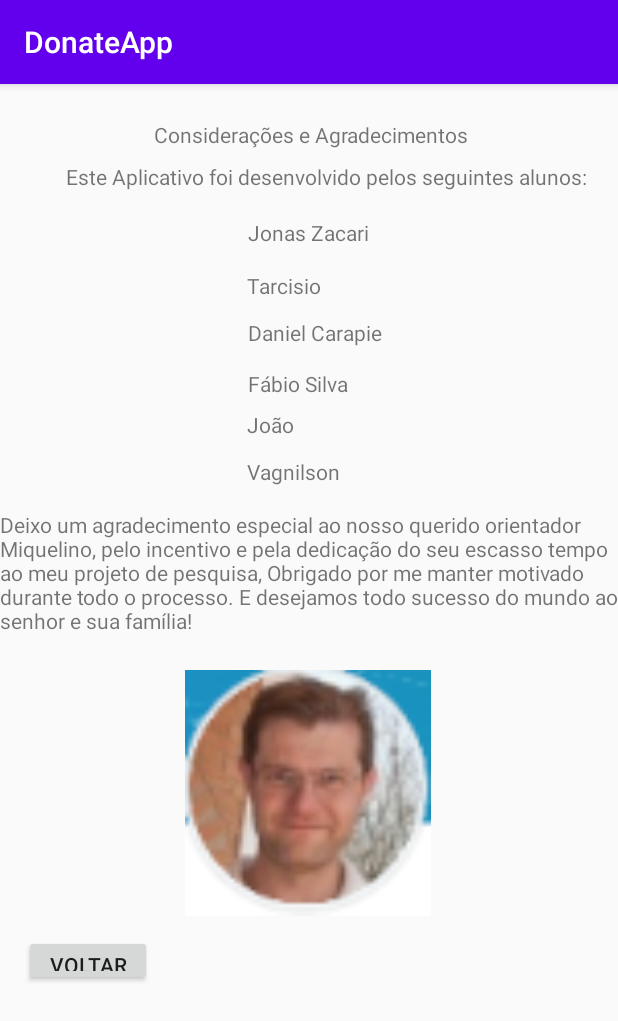
After one commit to JonasZaca/DonateAPP, an Android app: the Consideracao screen opened directly, with no data from a screen before it, on a phone screen of 412 x 824 dp. The commit adds this screen. Shown: the top 1021 px of the screen. Run offline under Robolectric (Android 15) with nearby library versions, the phone set to English and light mode, and no system bars.

Commit message:
Acrescentando Considerações Mique

```diff
--- a/app/src/main/AndroidManifest.xml
+++ b/app/src/main/AndroidManifest.xml
@@ -13,6 +13,7 @@
         android:theme="@style/AppTheme">
         <activity android:name=".Intermedia"></activity>
         <activity android:name=".Carregamento" />
+        <activity android:name=".Consideracao" />
         <activity android:name=".Doacao" />
         <activity android:name=".MainActivity" />
         <activity android:name=".Logando">
--- /dev/null
+++ b/app/src/main/java/com/personal/DonateApp/Consideracao.java
@@ -0,0 +1,46 @@
+package com.personal.DonateApp;
+
+import android.content.Intent;
+import android.os.Bundle;
+import android.view.View;
+import android.webkit.WebView;
+import android.widget.Button;
+import android.widget.ImageView;
+import android.widget.TextView;
+
+import androidx.appcompat.app.AppCompatActivity;
+
+
+public class Consideracao extends AppCompatActivity {
+
+    TextView  txtConsidera;
+    TextView txtNome1;
+    TextView txtNome2;
+    TextView txtNome3;
+    TextView txtNome4;
+    TextView txtNome5;
+    TextView txtNome6;
+    ImageView imageView;
+    Button btnVolta;
+
+    @Override
+    protected void onCreate(Bundle savedInstanceState) {
+        super.onCreate(savedInstanceState);
+        setContentView(R.layout.consideracao);
+
+        txtConsidera = findViewById(R.id.txtConsidera);
+        txtNome1 = findViewById(R.id.txtNome1);
+        txtNome2 = findViewById(R.id.txtNome2);
+        txtNome3 = findViewById(R.id.txtNome3);
+        txtNome4 = findViewById(R.id.txtNome4);
+        txtNome5 = findViewById(R.id.txtNome5);
+        txtNome6 = findViewById(R.id.txtNome6);
+        imageView = findViewById(R.id.imageView);
+        btnVolta = findViewById(R.id.btnVolta);
+    }
+
+    public void voltarTela1(View view) {
+        Intent intentVolta = new Intent(getApplicationContext(), Intermedia.class);
+        startActivity(intentVolta);
+    }
+}
--- a/app/src/main/java/com/personal/DonateApp/Intermedia.java
+++ b/app/src/main/java/com/personal/DonateApp/Intermedia.java
@@ -40,6 +40,10 @@ public class Intermedia extends AppCompatActivity {
                 Intent intent2 = new Intent(this, MainActivity.class);
                 startActivity(intent2);
                 return true;
+            case R.id.item3:
+                Intent intent3 = new Intent(this, Consideracao.class);
+                startActivity(intent3);
+                return true;
             default:
                 return super.onOptionsItemSelected(item);
         }
--- /dev/null
+++ b/app/src/main/res/layout/consideracao.xml
@@ -0,0 +1,137 @@
+<?xml version="1.0" encoding="utf-8"?>
+<androidx.constraintlayout.widget.ConstraintLayout xmlns:android="http://schemas.android.com/apk/res/android"
+    xmlns:app="http://schemas.android.com/apk/res-auto"
+    xmlns:tools="http://schemas.android.com/tools"
+    android:layout_width="match_parent"
+    android:layout_height="match_parent"
+    tools:context=".Consideracao">
+
+    <TextView
+        android:id="@+id/txtConsidera"
+        android:layout_width="wrap_content"
+        android:layout_height="wrap_content"
+        android:layout_marginTop="24dp"
+        android:text="Considerações e Agradecimentos"
+        app:layout_constraintEnd_toEndOf="parent"
+        app:layout_constraintHorizontal_bias="0.505"
+        app:layout_constraintStart_toStartOf="parent"
+        app:layout_constraintTop_toTopOf="parent" />
+
+    <TextView
+        android:id="@+id/txtNomes"
+        android:layout_width="wrap_content"
+        android:layout_height="wrap_content"
+        android:layout_marginStart="44dp"
+        android:layout_marginTop="52dp"
+        android:text="Este Aplicativo foi desenvolvido pelos seguintes alunos:"
+        app:layout_constraintStart_toStartOf="parent"
+        app:layout_constraintTop_toTopOf="parent" />
+
+    <TextView
+        android:id="@+id/txtNome1"
+        android:layout_width="wrap_content"
+        android:layout_height="wrap_content"
+        android:layout_marginTop="18dp"
+        android:text="Jonas Zacari"
+        app:layout_constraintEnd_toEndOf="parent"
+        app:layout_constraintHorizontal_bias="0.498"
+        app:layout_constraintStart_toStartOf="parent"
+        app:layout_constraintTop_toBottomOf="@+id/txtNomes"
+        tools:ignore="MissingConstraints" />
+
+    <TextView
+        android:id="@+id/txtNome2"
+        android:layout_width="wrap_content"
+        android:layout_height="wrap_content"
+        android:layout_marginTop="16dp"
+        android:text="Tarcisio "
+        app:layout_constraintEnd_toEndOf="parent"
+        app:layout_constraintHorizontal_bias="0.459"
+        app:layout_constraintStart_toStartOf="parent"
+        app:layout_constraintTop_toBottomOf="@+id/txtNome1"
+        tools:ignore="MissingConstraints" />
+
+    <TextView
+        android:id="@+id/txtNome3"
+        android:layout_width="wrap_content"
+        android:layout_height="wrap_content"
+        android:layout_marginTop="12dp"
+        android:text="Daniel Carapie"
+        app:layout_constraintEnd_toEndOf="parent"
+        app:layout_constraintHorizontal_bias="0.512"
+        app:layout_constraintStart_toStartOf="parent"
+        app:layout_constraintTop_toBottomOf="@+id/txtNome2"
+        tools:ignore="MissingConstraints" />
+
+    <TextView
+        android:id="@+id/txtNome4"
+        android:layout_width="wrap_content"
+        android:layout_height="wrap_content"
+        android:text="Fábio Silva"
+        app:layout_constraintBottom_toBottomOf="parent"
+        app:layout_constraintEnd_toEndOf="parent"
+        app:layout_constraintHorizontal_bias="0.478"
+        app:layout_constraintStart_toStartOf="parent"
+        app:layout_constraintTop_toBottomOf="@+id/txtNome3"
+        app:layout_constraintVertical_bias="0.026" />
+
+    <TextView
+        android:id="@+id/txtNome5"
+        android:layout_width="wrap_content"
+        android:layout_height="wrap_content"
+        android:layout_marginTop="8dp"
+        android:text="João"
+        app:layout_constraintEnd_toEndOf="parent"
+        app:layout_constraintHorizontal_bias="0.432"
+        app:layout_constraintStart_toStartOf="parent"
+        app:layout_constraintTop_toBottomOf="@+id/txtNome4" />
+
+    <TextView
+        android:id="@+id/txtNome6"
+        android:layout_width="wrap_content"
+        android:layout_height="wrap_content"
+        android:layout_marginTop="12dp"
+        android:text="Vagnilson"
+        app:layout_constraintEnd_toEndOf="parent"
+        app:layout_constraintHorizontal_bias="0.471"
+        app:layout_constraintStart_toStartOf="parent"
+        app:layout_constraintTop_toBottomOf="@+id/txtNome5" />
+
+    <TextView
+        android:id="@+id/txtProf"
+        android:layout_width="wrap_content"
+        android:layout_height="wrap_content"
+        android:layout_marginTop="16dp"
+        android:text="Deixo um agradecimento especial ao nosso querido orientador Miquelino, pelo incentivo e pela dedicação do seu escasso tempo ao meu projeto de pesquisa, Obrigado por me manter motivado durante todo o processo. E desejamos todo sucesso do mundo ao senhor e sua família!"
+        app:layout_constraintEnd_toEndOf="parent"
+        app:layout_constraintHorizontal_bias="0.0"
+        app:layout_constraintStart_toStartOf="parent"
+        app:layout_constraintTop_toBottomOf="@+id/txtNome6" />
+
+    <ImageView
+        android:id="@+id/imageView"
+        android:layout_width="164dp"
+        android:layout_height="190dp"
+        app:layout_constraintBottom_toBottomOf="parent"
+        app:layout_constraintEnd_toEndOf="parent"
+        app:layout_constraintHorizontal_bias="0.497"
+        app:layout_constraintStart_toStartOf="parent"
+        app:layout_constraintTop_toBottomOf="@+id/txtProf"
+        app:layout_constraintVertical_bias="0.047"
+        app:srcCompat="@drawable/mique" />
+
+    <Button
+        android:id="@+id/btnVolta"
+        android:layout_width="85dp"
+        android:layout_height="34dp"
+        android:layout_marginStart="16dp"
+        android:layout_marginBottom="60dp"
+        android:onClick="voltarTela1"
+        android:text="Voltar"
+        app:layout_constraintBottom_toBottomOf="parent"
+        app:layout_constraintStart_toStartOf="parent"
+        app:layout_constraintTop_toBottomOf="@+id/imageView"
+        app:layout_constraintVertical_bias="0.0" />
+
+
+</androidx.constraintlayout.widget.ConstraintLayout>
--- a/app/src/main/res/menu/opcoes_menu.xml
+++ b/app/src/main/res/menu/opcoes_menu.xml
@@ -11,4 +11,9 @@
         android:title="Chat"
         app:showAsAction="never"/>
 
+    <item
+        android:id="@+id/item3"
+        android:title="Créditos"
+        app:showAsAction="never"/>
+
 </menu>
```
Also changed, not shown: app/src/main/res/drawable-xxxhdpi/mique.png (added).
